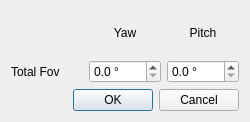
bingostar89/Papywizard, file papywizard/view/ui/totalFovDialog.ui: the form before one commit.
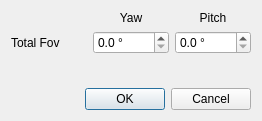
The form after the commit. Icons and pictures are not drawn.

```diff
--- a/papywizard/view/ui/totalFovDialog.ui
+++ b/papywizard/view/ui/totalFovDialog.ui
@@ -1,12 +1,12 @@
 <ui version="4.0" >
  <class>Dialog</class>
- <widget class="QDialog" name="Dialog" >
-  <property name="geometry" >
+ <widget class="QDialog" name="Dialog">
+  <property name="geometry">
    <rect>
     <x>0</x>
     <y>0</y>
-    <width>250</width>
-    <height>122</height>
+    <width>262</width>
+    <height>121</height>
    </rect>
   </property>
   <property name="windowTitle" >
@@ -78,8 +78,21 @@
     </layout>
    </item>
    <item>
-    <widget class="QDialogButtonBox" name="buttonBox" >
-     <property name="orientation" >
+    <spacer name="verticalSpacer">
+     <property name="orientation">
+      <enum>Qt::Vertical</enum>
+     </property>
+     <property name="sizeHint" stdset="0">
+      <size>
+       <width>20</width>
+       <height>40</height>
+      </size>
+     </property>
+    </spacer>
+   </item>
+   <item>
+    <widget class="QDialogButtonBox" name="buttonBox">
+     <property name="orientation">
       <enum>Qt::Horizontal</enum>
      </property>
      <property name="standardButtons" >
```
Left out of the diff: 69 changed lines with no effect on the pictures.
